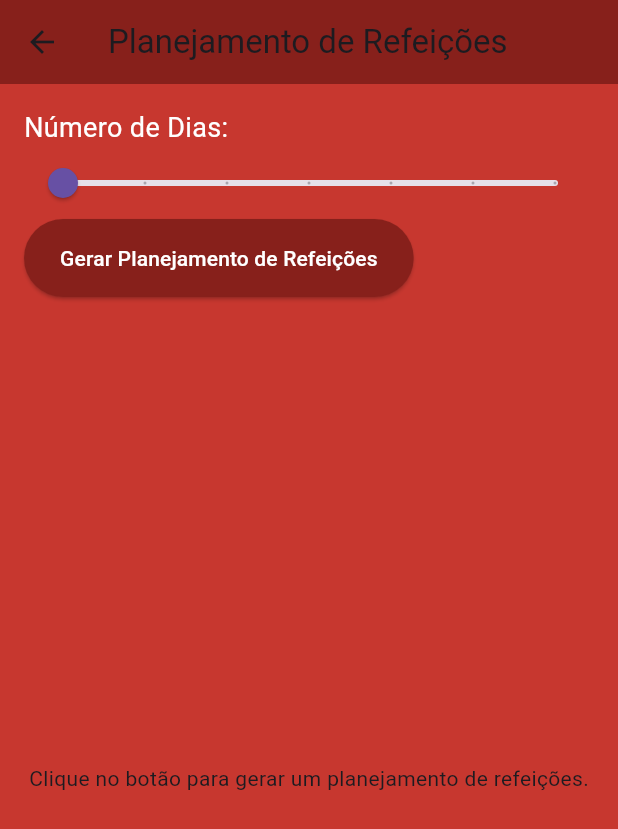
After one commit to garciaRafa/Paprika, a Flutter app: the MealPlannerScreen screen opened directly, on a phone screen of 412 x 824 dp. The commit adds this screen. Shown: the top 829 px of the screen. Run offline on Flutter 3.47's test engine with Material 3 defaults, Android fonts, the phone set to English and light mode, and no system bars; our stand-ins replace cloud_firestore, firebase_auth, firebase_core, google_sign_in; accounts and stored records are empty; network calls fail.

Commit message:
add meal_planning

```diff
--- /dev/null
+++ b/paprika_app/lib/screens/meal_planning.dart
@@ -0,0 +1,109 @@
+import 'package:flutter/material.dart';
+import 'package:paprika_app/services/spoonacular.dart';
+
+class MealPlannerScreen extends StatefulWidget {
+  const MealPlannerScreen({super.key});
+
+  @override
+  _MealPlannerScreenState createState() => _MealPlannerScreenState();
+}
+
+class _MealPlannerScreenState extends State<MealPlannerScreen> {
+  final SpoonacularService _spoonacularService = SpoonacularService();
+  Future<Map<String, dynamic>>? _mealPlan;
+  int _numberOfDays = 1;
+
+  void _generateMealPlan() {
+    setState(() {
+      _mealPlan = _spoonacularService.fetchMealPlan(_numberOfDays);
+    });
+  }
+
+  @override
+  Widget build(BuildContext context) {
+    return Scaffold(
+      appBar: AppBar(
+        title: const Text('Planejamento de Refeições'),
+        backgroundColor: const Color.fromARGB(255, 135, 32, 27),
+      ),
+      backgroundColor: const Color(0xFFC7372F),
+      body: Column(
+        children: [
+          Padding(
+            padding: const EdgeInsets.all(16.0),
+            child: Column(
+              crossAxisAlignment: CrossAxisAlignment.start,
+              children: [
+                const Text(
+                  'Número de Dias:',
+                  style: TextStyle(fontSize: 18, color: Colors.white),
+                ),
+                Slider(
+                  value: _numberOfDays.toDouble(),
+                  min: 1,
+                  max: 7,
+                  divisions: 6,
+                  label: '$_numberOfDays dias',
+                  onChanged: (value) {
+                    setState(() {
+                      _numberOfDays = value.toInt();
+                    });
+                  },
+                ),
+                ElevatedButton(
+                  onPressed: _generateMealPlan,
+                  child: const Text('Gerar Planejamento de Refeições'),
+                  style: ElevatedButton.styleFrom(
+                    backgroundColor: const Color.fromARGB(255, 135, 32, 27),
+                    foregroundColor: Colors.white,
+                    padding: const EdgeInsets.symmetric(
+                        vertical: 16.0, horizontal: 24.0),
+                  ),
+                ),
+              ],
+            ),
+          ),
+          Expanded(
+            child: FutureBuilder<Map<String, dynamic>>(
+              future: _mealPlan,
+              builder: (context, snapshot) {
+                if (_mealPlan == null) {
+                  return const Center(
+                      child: Text(
+                          'Clique no botão para gerar um planejamento de refeições.'));
+                } else if (snapshot.connectionState ==
+                    ConnectionState.waiting) {
+                  return const Center(child: CircularProgressIndicator());
+                } else if (snapshot.hasError) {
+                  return Center(child: Text('Erro: ${snapshot.error}'));
+                } else if (!snapshot.hasData ||
+                    snapshot.data!['meals'] == null) {
+                  return const Center(
+                      child: Text('Nenhum planejamento encontrado.'));
+                } else {
+                  final meals = snapshot.data!['meals'] as List<dynamic>;
+                  return ListView.builder(
+                    itemCount: meals.length,
+                    itemBuilder: (context, index) {
+                      final meal = meals[index];
+                      return ListTile(
+                        title: Text(meal['title']),
+                        subtitle: meal['readyInMinutes'] != null
+                            ? Text(
+                                'Tempo de preparo: ${meal['readyInMinutes']} minutos')
+                            : null,
+                        leading: meal['image'] != null
+                            ? Image.network(meal['image'])
+                            : null,
+                      );
+                    },
+                  );
+                }
+              },
+            ),
+          ),
+        ],
+      ),
+    );
+  }
+}
```
Also changed, not shown: paprika_app/lib/screens/home.dart (+9 -4 lines), paprika_app/lib/services/spoonacular.dart (+22 -2 lines).
